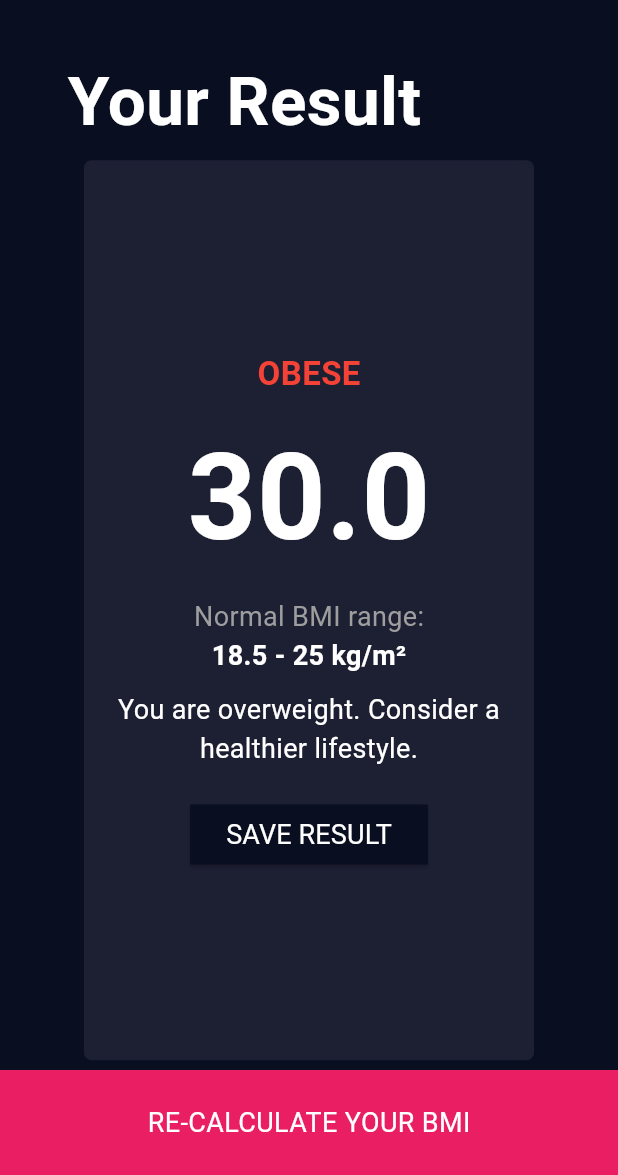
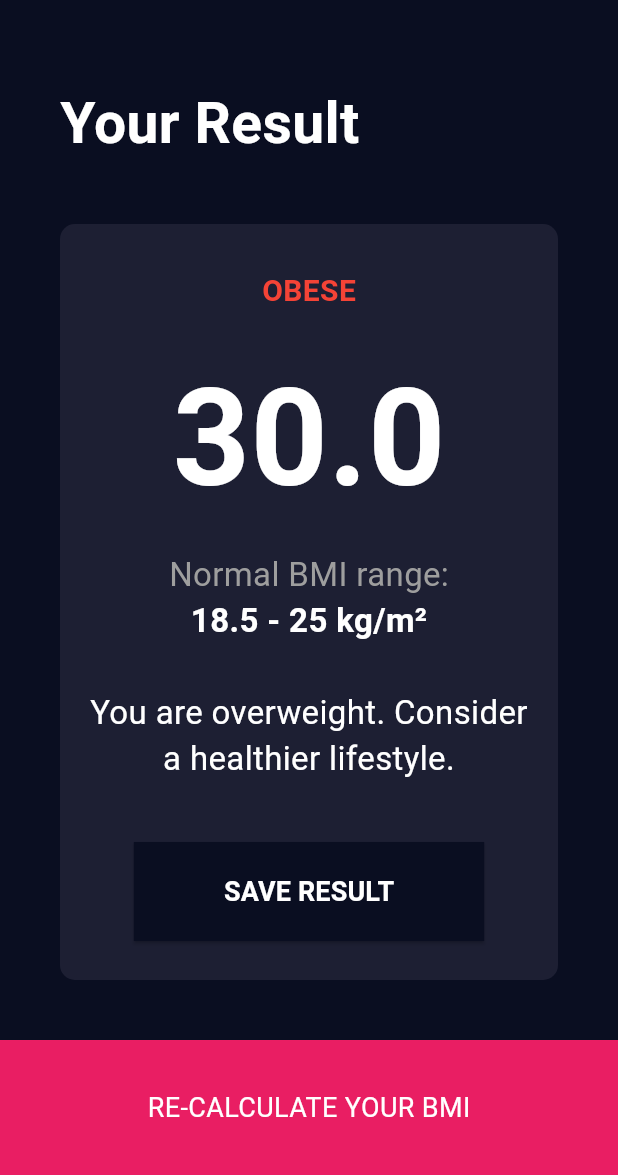
Before and after one commit to katarinamahadevi/calculator_bmi, a Flutter app: the screen it shows after launch, after a tap on the "remove" icon, after a tap on the "add" icon, after a tap on "CALCULATE YOUR BMI", on a phone screen of 412 x 824 dp, the part 61-1236 px from its top. Run offline on Flutter 3.47's test engine with Material 3 defaults, Android fonts, the phone set to English and light mode, and no system bars.

Commit message:
longpress button & perapihan desain

```diff
--- a/lib/calculate_page.dart
+++ b/lib/calculate_page.dart
@@ -40,84 +40,107 @@ class CalculatePage extends StatelessWidget {
     body: Column(
       crossAxisAlignment: CrossAxisAlignment.start,
       children: [
-          const SizedBox(height: 20),
         const Padding(
-            padding: EdgeInsets.only(left: 45, ),
+          padding: EdgeInsets.fromLTRB(40 , 40, 0, 0),
           child: Text(
             "Your Result",
-              style: TextStyle(color: Colors.white, fontSize: 45, fontWeight: FontWeight.bold),
+            style: TextStyle(
+              color: Colors.white,
+              fontSize: 38,
+              fontWeight: FontWeight.bold,
             ),
           ),
-          const SizedBox(height: 1),
+        ),
         Expanded(
-            child: Center(
           child: Container(
-                width: 300,
-                height: 600,
+            padding: EdgeInsets.symmetric(horizontal: 20),
+            margin: const EdgeInsets.only (top: 40, bottom: 40, right: 40, left:40 ), //mengatur ukuran container
+            width: double.infinity,
             decoration: BoxDecoration(
               color: const Color(0xFF1D1F33),
-                  borderRadius: BorderRadius.circular(5),
+              borderRadius: BorderRadius.circular(10),
             ),
             child: Column(
-                  mainAxisAlignment: MainAxisAlignment.center,
+              // mainAxisAlignment: MainAxisAlignment.center,
               children: [
+                SizedBox(height: 30,),
                 Text(
                   getBMIStatus(),
-                      style: TextStyle(color: getStatusColor(), fontSize: 22, fontWeight: FontWeight.bold),
+                  style: TextStyle(
+                    color: getStatusColor(),
+                    fontSize: 20,
+                    fontWeight: FontWeight.bold,
                   ),
-                    const SizedBox(height: 10),
+                ),
+                const SizedBox(height: 20),
                 Text(
                   bmi.toStringAsFixed(1),
-                      style: const TextStyle(color: Colors.white, fontSize: 80, fontWeight: FontWeight.bold),
+                  style: const TextStyle(
+                    color: Colors.white,
+                    fontSize: 90,
+                    fontWeight: FontWeight.bold,
+                  ),
                 ),
                 const SizedBox(height: 10),
                 const Text(
                   "Normal BMI range:",
-                      style: TextStyle(color: Colors.grey, fontSize: 18),
+                  style: TextStyle(color: Colors.grey, fontSize: 22),
                 ),
                 const Text(
                   "18.5 - 25 kg/m²",
-                      style: TextStyle(color: Colors.white, fontSize: 18, fontWeight: FontWeight.bold),
+                  style: TextStyle(
+                    color: Colors.white,
+                    fontSize: 22,
+                    fontWeight: FontWeight.bold,
                   ),
-                    const SizedBox(height: 10),
+                ),
+                const SizedBox(height: 30, width: 30,),
                 Text(
                   bmi < 18.5
                       ? "You are underweight."
                       : bmi < 25
                           ? "You have a normal body weight. Good job!"
                           : "You are overweight. Consider a healthier lifestyle.",
-                      style: const TextStyle(color: Colors.white, fontSize: 18),
+                  style: const TextStyle(color: Colors.white, fontSize: 22),
                   textAlign: TextAlign.center,
                 ),
-                    const SizedBox(height: 20),
+                const SizedBox(height: 40),
                 ElevatedButton(
                   style: ElevatedButton.styleFrom(
+                    padding: EdgeInsets.symmetric(horizontal: 60, vertical: 20),
                     backgroundColor: const Color(0xFF0A0E21),
                     shape: const RoundedRectangleBorder(
-                          borderRadius: BorderRadius.zero, // Menghilangkan radius
+                      borderRadius: BorderRadius.zero,
                     ),
                   ),
                   onPressed: () {},
                   child: const Text(
                     "SAVE RESULT",
-                        style: TextStyle(color: Colors.white, fontSize: 18, fontWeight: FontWeight.normal),
+                    style: TextStyle(
+                      color: Colors.white,
+                      fontSize: 18,
+                      fontWeight: FontWeight.bold,
+                    ),
                   ),
                 ),
               ],
             ),
           ),
         ),
-          ),
         GestureDetector(
           onTap: () => Navigator.pop(context),
           child: Container(
-              width: double.infinity,
-              height: 70, // Ukuran tombol tetap
+            width: double.infinity, // Menempel ke tepi layar
+            height: 90,
             color: const Color(0xFFE91E63),
-              alignment: Alignment.center, // Memusatkan teks di dalam tombol
+            alignment: Alignment.center,
             child: const Text(
               "RE-CALCULATE YOUR BMI",
-                style: TextStyle(color: Colors.white, fontSize: 18, fontWeight: FontWeight.normal),
+              style: TextStyle(
+                color: Colors.white,
+                fontSize: 18,
+                fontWeight: FontWeight.normal,
+              ),
             ),
           ),
         ),
--- a/lib/main.dart
+++ b/lib/main.dart
@@ -1,3 +1,5 @@
+import 'dart:async';
+
 import 'package:flutter/material.dart';
 import 'calculate_page.dart';
 
@@ -19,19 +21,19 @@ class HomeScreen extends StatefulWidget {
   _HomeScreenState createState() => _HomeScreenState();
 }
 
-class _HomeScreenState extends State<HomeScreen> {
+class _HomeScreenState extends State<HomeScreen> { //variabel yang digunakan
   double height = 100;
   int weight = 30;
   int age = 15;
   bool isMaleSelected = true;
   bool isFemaleSelected = true;
 
-  double calculatebmi() {
+  double calculatebmi() { //fungsi perhitungan bmi
     double heightInMeters = height / 100;
     return weight / (heightInMeters * heightInMeters);
   }
 
-  @override
+  @override //Menu pojok kiri & Apper
   Widget build(BuildContext context) {
     return Scaffold(
       backgroundColor: const Color(0xFF0A0E21),
@@ -58,6 +60,7 @@ class _HomeScreenState extends State<HomeScreen> {
         centerTitle: true,
       ),
       body: Column(
+        // crossAxisAlignment: CrossAxisAlignment.start,
         children: [
           const SizedBox(height: 30),
           Row(
@@ -106,7 +109,8 @@ class _HomeScreenState extends State<HomeScreen> {
               ),
             ],
           ),
-          const SizedBox(height: 50),
+          // const SizedBox(height: 50),
+          Spacer(),
           GestureDetector(
             onTap: () {
               Navigator.push(
@@ -119,7 +123,7 @@ class _HomeScreenState extends State<HomeScreen> {
             },
             child: Container(
               width: double.infinity,
-              padding: const EdgeInsets.symmetric(vertical: 49),
+              padding: const EdgeInsets.symmetric(vertical: 30),
               color: const Color(0xFFE91E63),
               child: const Center(
                 child: Text(
@@ -154,7 +158,7 @@ class GenderCard extends StatelessWidget {
   Widget build(BuildContext context) {
     return Container(
       padding: const EdgeInsets.all(20),
-      width: 150,
+      width: 170,
       height: 150,
       decoration: BoxDecoration(
         color: selected ? Colors.blueAccent : Colors.white10,
@@ -187,7 +191,7 @@ class HeightSlider extends StatelessWidget {
   @override
   Widget build(BuildContext context) {
     return Container(
-      width: 300,
+      width: 350,
       padding: const EdgeInsets.all(20),
       decoration: BoxDecoration(color: Colors.white10),
       child: Column(
@@ -231,7 +235,7 @@ class HeightSlider extends StatelessWidget {
   }
 }
 
-class WeightAgeCard extends StatelessWidget {
+class WeightAgeCard extends StatefulWidget {
   final String label;
   final int value;
   final VoidCallback onIncrement;
@@ -245,56 +249,80 @@ class WeightAgeCard extends StatelessWidget {
   });
 
   @override
+  State<WeightAgeCard> createState() => _WeightAgeCardState();
+}
+
+class _WeightAgeCardState extends State<WeightAgeCard> {
+  Timer? _timer;
+
+  void _startTimer(bool isIncrement) {
+    _timer = Timer.periodic(const Duration(milliseconds: 100), (timer) {
+      if (isIncrement) {
+        widget.onIncrement();
+      } else {
+        widget.onDecrement();
+      }
+    });
+  }
+
+  void _stopTimer() {
+    _timer?.cancel();
+  }
+
+
+  @override
   Widget build(BuildContext context) {
     return Container(
-      width: 150,
+      width: 170,
       padding: const EdgeInsets.all(10),
       decoration: BoxDecoration(
-        color: const Color(0xFF1D1E33), // Warna sesuai tema
+        color: const Color(0xFF1D1E33),
         borderRadius: BorderRadius.circular(10),
       ),
       child: Column(
         children: [
           Text(
-            label,
+            widget.label,
             style: const TextStyle(color: Colors.grey, fontSize: 16),
           ),
           const SizedBox(height: 20),
           Text(
-            "$value",
+            "${widget.value}",
             style: const TextStyle(
               color: Colors.white,
               fontSize: 40,
               fontWeight: FontWeight.bold,
             ),
           ),
-          const SizedBox(height: 20), //mengatur dari angka weight age ke button add minus
+          const SizedBox(height: 20),
           Row(
             mainAxisAlignment: MainAxisAlignment.center,
             children: [
-              // Tombol "-" dengan latar belakang lingkaran
-
-              Expanded(
-                child: ElevatedButton(
-
-                  onPressed: onDecrement,
-                  style: ElevatedButton.styleFrom(
-                    shape: const CircleBorder(),
-                    padding: const EdgeInsets.all(10),
-                    backgroundColor: const Color(0xFF111328), // Warna latar tombol
+              GestureDetector(
+                onTap: widget.onDecrement,
+                onLongPress: () => _startTimer(false),
+                onLongPressUp: _stopTimer,
+                child: Container(
+                  width: 60,
+                  height: 60,
+                  decoration: const BoxDecoration(
+                    shape: BoxShape.circle,
+                    color: Color(0xFF111328),
                   ),
                   child: const Icon(Icons.remove, color: Colors.white, size: 30),
                 ),
               ),
-              const SizedBox(width: 5), //mengatur jarak antara icon remove sm add
-              // Tombol "+" dengan latar belakang lingkaran
-              Expanded(
-                child: ElevatedButton(
-                  onPressed: onIncrement,
-                  style: ElevatedButton.styleFrom(
-                    shape: const CircleBorder(),
-                    padding: const EdgeInsets.all(10),
-                    backgroundColor: const Color(0xFF111328), // Warna latar tombol
+              const SizedBox(width: 15),
+              GestureDetector(
+                onTap: widget.onIncrement,
+                onLongPress: () => _startTimer(true),
+                onLongPressUp: _stopTimer,
+                child: Container(
+                  width: 60,
+                  height: 60,
+                  decoration: const BoxDecoration(
+                    shape: BoxShape.circle,
+                    color: Color(0xFF111328),
                   ),
                   child: const Icon(Icons.add, color: Colors.white, size: 30),
                 ),
```
Lines whose indentation alone changed are shown as unchanged.
